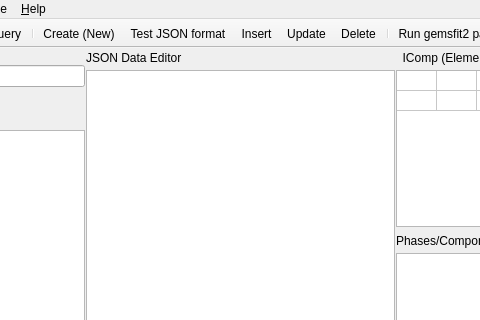
gemshub/gemsfits, file gfshell2/dialogs/FITMainWindow.ui: the form before one commit; both pictures show x 225 to 705 and y 0 to 320 of the 931 by 670 pixel window.
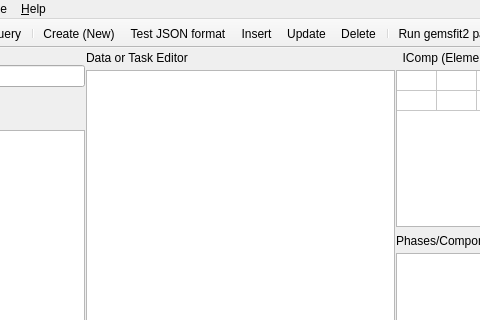
The form after the commit. Icons and pictures are not drawn.

Diff of the .ui file:
```diff
--- a/gfshell2/dialogs/FITMainWindow.ui
+++ b/gfshell2/dialogs/FITMainWindow.ui
@@ -181,7 +181,7 @@
             <item>
              <widget class="QLabel" name="label_3">
               <property name="text">
-               <string>JSON Data Editor</string>
+               <string>Data or Task Editor</string>
               </property>
              </widget>
             </item>
```
